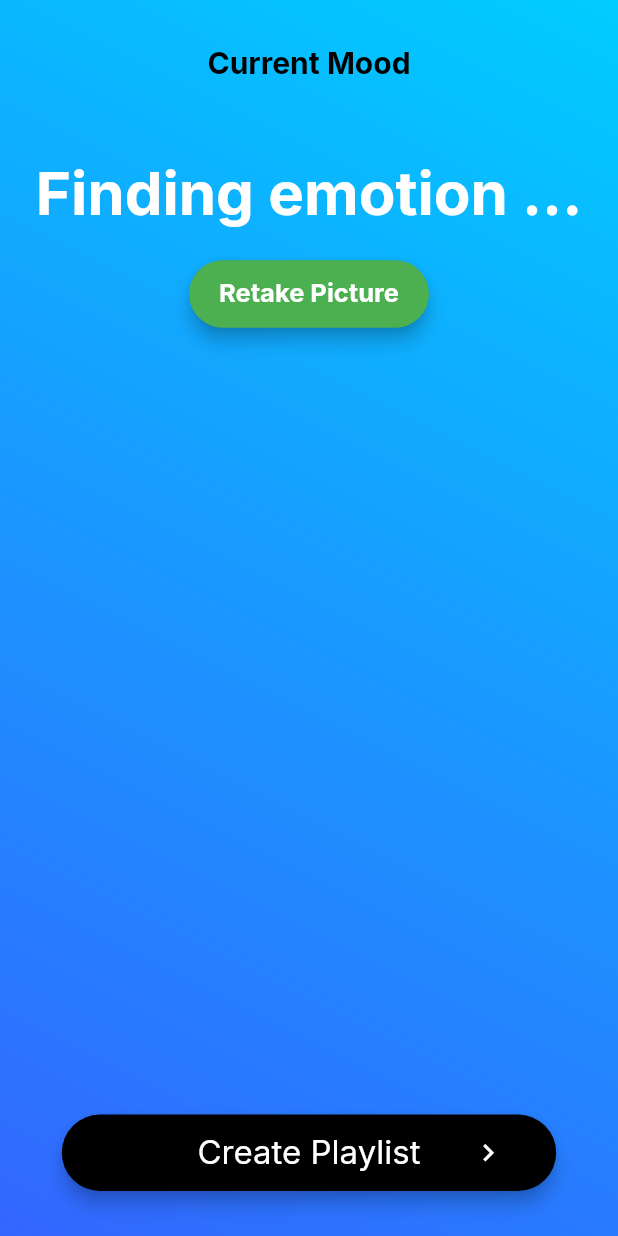
After one commit to CS222-UIUC/Group-33, a Flutter app: the screen it shows after launch, after a tap on "Login to Spotify", after a tap on "Identify Emotion ->", on a phone screen of 412 x 824 dp. The commit adds this screen. Run offline on Flutter 3.47's test engine with Material 2 defaults, Android fonts, the light colour scheme and no system bars; our stand-ins replace flutter_dotenv, google_fonts, logger; missing offline and left inert: image_downloader, spotify_sdk.

Commit message:
Add emotion page

```diff
--- /dev/null
+++ b/flutter/lib/pages/camera.dart
@@ -0,0 +1,37 @@
+import 'package:flutter/material.dart';
+
+import 'package:semaphoreci_flutter_demo/pages/emotion_page.dart';
+
+class Camera extends StatefulWidget {
+  const Camera({Key? key}) : super(key: key);
+
+  @override
+  State<Camera> createState() => _CameraState();
+}
+
+class _CameraState extends State<Camera> {
+  @override
+  Widget build(BuildContext context) {
+    return SafeArea(
+      child: Column(
+        children: [
+          const Text('Camera Page'),
+          TextButton(
+            onPressed: logoutButton,
+            child: const Text('Identify Emotion ->'),
+            key: const ValueKey('button.emotion'),
+          )
+        ],
+      ),
+    );
+  }
+
+  void logoutButton() {
+    Navigator.pushReplacement(
+      context,
+      MaterialPageRoute<void>(
+        builder: (BuildContext context) => const EmotionPage(),
+      ),
+    );
+  }
+}
--- /dev/null
+++ b/flutter/lib/pages/emotion_page.dart
@@ -0,0 +1,220 @@
+import 'dart:io';
+
+import 'package:flutter/material.dart';
+import 'package:google_fonts/google_fonts.dart';
+import 'package:image_downloader/image_downloader.dart';
+import 'package:semaphoreci_flutter_demo/pages/camera.dart';
+
+class EmotionPage extends StatefulWidget {
+  const EmotionPage({Key? key}) : super(key: key);
+
+  @override
+  State<EmotionPage> createState() => _EmotionPageState();
+}
+
+class _EmotionPageState extends State<EmotionPage> {
+  File? _imageFile;
+
+  @override
+  void initState() {
+    super.initState();
+
+    populateImage();
+  }
+
+  Future<void> populateImage() async {
+    final imageId = await ImageDownloader.downloadImage(
+      'https://images.pexels.com/photos/2379005/pexels-photo-final9005.jpeg',
+    );
+    var path = await ImageDownloader.findPath(imageId!);
+
+    setState(
+      () {
+        _imageFile = File(path!);
+      },
+    );
+  }
+
+  @override
+  Widget build(BuildContext context) {
+    return DecoratedBox(
+      decoration: const BoxDecoration(
+        gradient: LinearGradient(
+          begin: Alignment.topRight,
+          end: Alignment.bottomLeft,
+          stops: [0.0, 1.0],
+          colors: [
+            Color(0xFF00CCFF),
+            Color(0xFF3366FF),
+          ],
+        ),
+      ),
+      child: Scaffold(
+        backgroundColor: Colors.transparent,
+        body: SafeArea(
+          child: Column(
+            children: [
+              headerRow(),
+              imageContainer(),
+              displayEmotion(),
+              retakePictureBtn(),
+              Expanded(
+                child: Align(
+                  alignment: Alignment.bottomCenter,
+                  child: Padding(
+                    padding: const EdgeInsets.symmetric(vertical: 30),
+                    child: createPlaylistBtn(),
+                  ),
+                ),
+              ),
+            ],
+          ),
+        ),
+      ),
+    );
+  }
+
+  Widget headerRow() {
+    return Padding(
+      padding: const EdgeInsets.symmetric(vertical: 30),
+      child: Row(
+        mainAxisAlignment: MainAxisAlignment.center,
+        children: [
+          Text(
+            'Current Mood',
+            style: GoogleFonts.inter(
+              color: Colors.black,
+              fontSize: 20,
+              fontWeight: FontWeight.bold,
+            ),
+          ),
+        ],
+      ),
+    );
+  }
+
+  Widget imageContainer() {
+    if (_imageFile == null) {
+      return Container();
+    } else {
+      return Padding(
+        padding: const EdgeInsets.symmetric(horizontal: 45),
+        child: Image.file(_imageFile!),
+      );
+    }
+  }
+
+  Widget displayEmotion() {
+    return Padding(
+      padding: const EdgeInsets.only(top: 20),
+      child: Text(
+        (_imageFile == null) ? 'Finding emotion ...' : 'Happy',
+        style: GoogleFonts.inter(
+          color: Colors.white,
+          fontWeight: FontWeight.bold,
+          fontSize: 40,
+        ),
+      ),
+    );
+  }
+
+  Widget retakePictureBtn() {
+    return Padding(
+      padding: const EdgeInsets.symmetric(vertical: 20),
+      child: TextButton(
+        onPressed: retakePictureNav,
+        style: ButtonStyle(
+          backgroundColor: MaterialStateProperty.all(Colors.green),
+          textStyle: MaterialStateProperty.all(
+            const TextStyle(
+              fontSize: 17,
+            ),
+          ),
+          padding: MaterialStateProperty.all<EdgeInsets>(
+            const EdgeInsets.symmetric(
+              vertical: 12,
+              horizontal: 20,
+            ),
+          ),
+          elevation: MaterialStateProperty.all(5),
+          shape: MaterialStateProperty.all<RoundedRectangleBorder>(
+            RoundedRectangleBorder(
+              borderRadius: BorderRadius.circular(50),
+            ),
+          ),
+        ),
+        child: Text(
+          'Retake Picture',
+          style: GoogleFonts.inter(
+            color: Colors.white,
+            fontWeight: FontWeight.bold,
+          ),
+        ),
+      ),
+    );
+  }
+
+  Widget createPlaylistBtn() {
+    return SizedBox(
+      width: 0.8 * MediaQuery.of(context).size.width,
+      child: TextButton(
+        onPressed: createPlaylistNav,
+        style: ButtonStyle(
+          backgroundColor: MaterialStateProperty.all(Colors.black),
+          textStyle: MaterialStateProperty.all(
+            const TextStyle(
+              fontSize: 22,
+            ),
+          ),
+          padding: MaterialStateProperty.all<EdgeInsets>(
+            const EdgeInsets.symmetric(
+              vertical: 12,
+            ),
+          ),
+          elevation: MaterialStateProperty.all(5),
+          shape: MaterialStateProperty.all<RoundedRectangleBorder>(
+            RoundedRectangleBorder(
+              borderRadius: BorderRadius.circular(50),
+            ),
+          ),
+        ),
+        child: Row(
+          children: [
+            const Spacer(),
+            Text(
+              'Create Playlist',
+              style: GoogleFonts.inter(
+                color: Colors.white,
+              ),
+            ),
+            const Expanded(
+              child: Icon(
+                Icons.chevron_right,
+                color: Colors.white,
+                size: 23,
+              ),
+            ),
+          ],
+        ),
+      ),
+    );
+  }
+
+  void retakePictureNav() {
+    Navigator.pushReplacement(
+      context,
+      MaterialPageRoute<void>(
+        builder: (BuildContext context) => const Camera(),
+      ),
+    );
+  }
+
+  void createPlaylistNav() {
+    Navigator.pushReplacement(
+      context,
+      MaterialPageRoute<void>(
+        builder: (BuildContext context) => const EmotionPage(),
+      ),
+    );
+  }
+}
--- a/flutter/lib/pages/home.dart
+++ b/flutter/lib/pages/home.dart
@@ -3,6 +3,7 @@ import 'package:flutter/services.dart';
 import 'package:flutter_dotenv/flutter_dotenv.dart';
 import 'package:google_fonts/google_fonts.dart';
 import 'package:logger/logger.dart';
+import 'package:semaphoreci_flutter_demo/pages/camera.dart';
 import 'package:semaphoreci_flutter_demo/pages/player.dart';
 import 'package:spotify_sdk/spotify_sdk.dart';
 
@@ -92,7 +93,7 @@ class _HomeState extends State<Home> {
       await Navigator.pushReplacement(
         context,
         MaterialPageRoute<void>(
-          builder: (BuildContext context) => Player(_logger),
+          builder: (BuildContext context) => const Camera(),
         ),
       );
     }
--- /dev/null
+++ b/flutter/lib/util/colored_safe_area.dart
@@ -0,0 +1,25 @@
+import 'package:flutter/material.dart';
+
+class ColoredSafeArea extends StatelessWidget {
+  final Widget child;
+  final Color? color;
+
+  const ColoredSafeArea({
+    Key? key,
+    required this.child,
+    this.color,
+  }) : super(key: key);
+
+  @override
+  Widget build(BuildContext context) {
+    return Container(
+      color: color ?? Theme.of(context).appBarTheme.backgroundColor,
+      child: SafeArea(
+        child: Container(
+          // color: Theme.of(context).colorScheme.background,
+          child: child,
+        ),
+      ),
+    );
+  }
+}
--- a/flutter/pubspec.yaml
+++ b/flutter/pubspec.yaml
@@ -14,6 +14,7 @@ dependencies:
     sdk: flutter
   flutter_dotenv: ^5.0.2
   google_fonts: ^3.0.1
+  image_downloader: ^0.31.0
   http: ^0.13.5
   json_annotation: ^4.4.0
   logger: ^1.1.0
```
Also changed, not shown: flutter/pubspec.lock, 1 other file.
